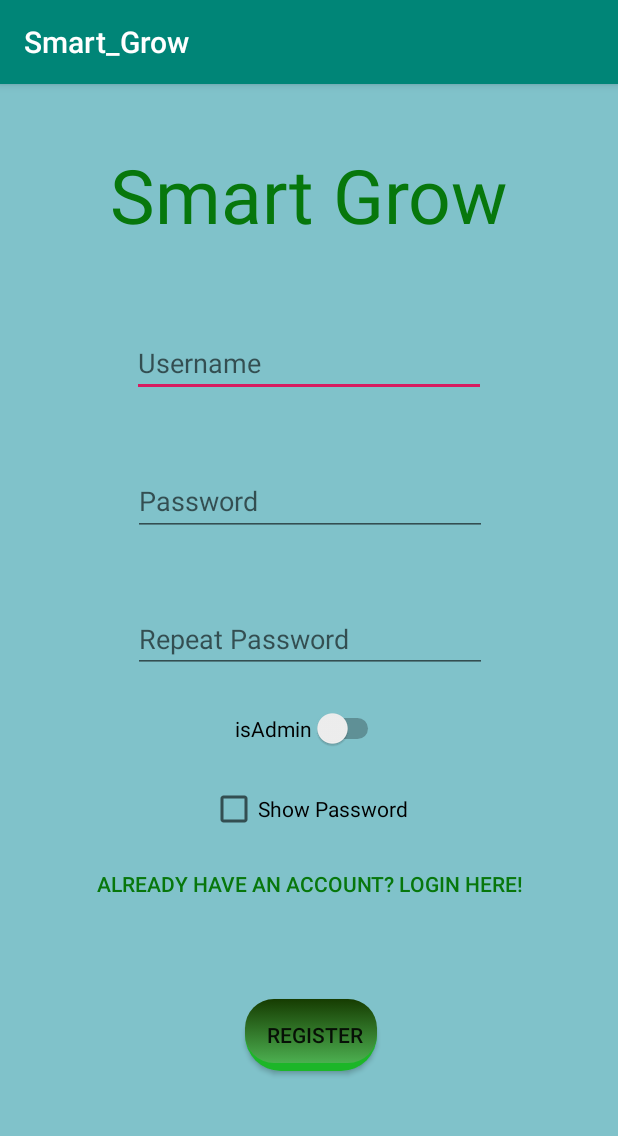
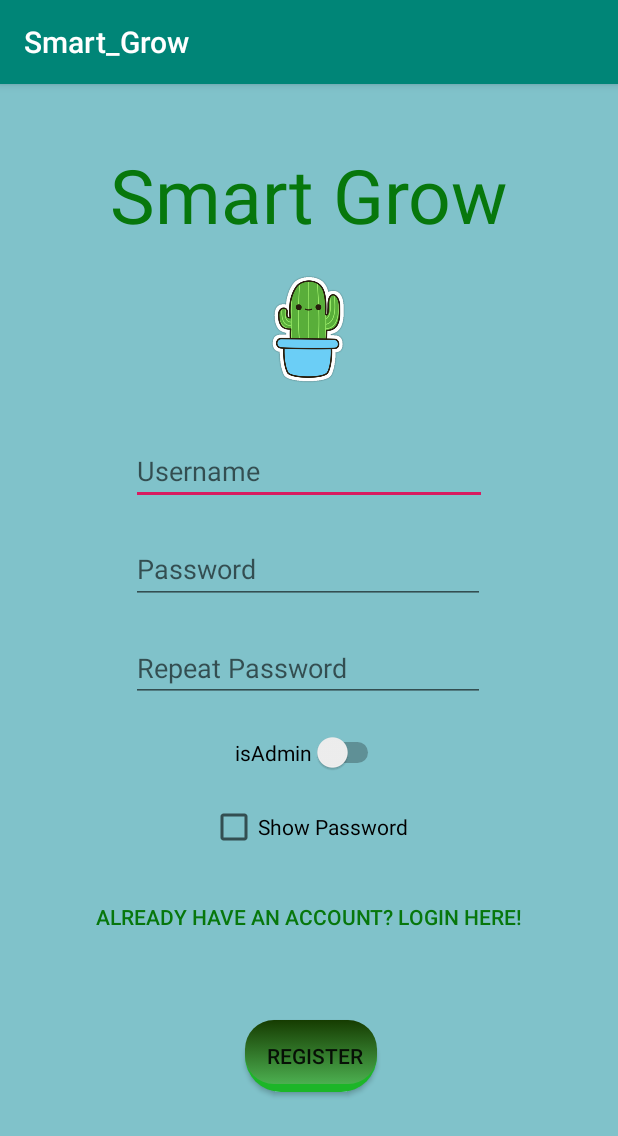
Before and after one commit to jelvs/Smart-Grow-app, an Android app: the RegisterActivity screen opened directly, with no data from a screen before it, on a phone screen of 412 x 824 dp. Shown: the top 1136 px of the screen. Run offline under Robolectric (Android 15) with nearby library versions, the phone set to English and light mode, and no system bars.

Commit message:
Added logo to register activity

```diff
--- a/app/src/main/res/layout/activity_dashboard.xml
+++ b/app/src/main/res/layout/activity_dashboard.xml
@@ -298,7 +298,7 @@
             android:layout_marginEnd="8dp" android:layout_marginRight="8dp" android:layout_marginTop="8dp"
             app:layout_constraintTop_toBottomOf="@+id/divider" android:layout_marginBottom="8dp"
             app:layout_constraintBottom_toBottomOf="parent" app:layout_constraintHorizontal_bias="0.496"
-            app:layout_constraintVertical_bias="0.286"/>
+            app:layout_constraintVertical_bias="0.62"/>
 
 
 </android.support.constraint.ConstraintLayout>
--- a/app/src/main/res/layout/activity_register.xml
+++ b/app/src/main/res/layout/activity_register.xml
@@ -20,18 +20,16 @@
             android:id="@+id/textView"
             android:layout_marginTop="40dp"/>
     <EditText
-            android:layout_width="236dp"
+            android:layout_width="237dp"
             android:layout_height="wrap_content"
             android:inputType="textEmailAddress"
             android:ems="10"
             android:id="@+id/username_field"
-            android:hint="Username" android:layout_marginTop="8dp"
-            app:layout_constraintTop_toBottomOf="@+id/textView" android:layout_marginStart="8dp"
+            android:hint="Username"
+            android:layout_marginTop="36dp"
+            app:layout_constraintTop_toBottomOf="@+id/imageView2" android:layout_marginStart="8dp"
             app:layout_constraintStart_toStartOf="parent" android:layout_marginLeft="8dp" android:layout_marginEnd="8dp"
-            app:layout_constraintEnd_toEndOf="parent" android:layout_marginRight="8dp"
-            android:layout_marginBottom="8dp"
-            app:layout_constraintBottom_toTopOf="@+id/password_field" app:layout_constraintVertical_bias="0.551"
-    />
+            app:layout_constraintEnd_toEndOf="parent" android:layout_marginRight="8dp"/>
     <EditText
             android:layout_width="236dp"
             android:layout_height="46dp"
@@ -41,10 +39,9 @@
             android:hint="Password"
             android:layout_marginStart="8dp"
             app:layout_constraintStart_toStartOf="parent" android:layout_marginLeft="8dp" android:layout_marginEnd="8dp"
-            app:layout_constraintEnd_toEndOf="parent" android:layout_marginRight="8dp" android:layout_marginBottom="8dp"
-            app:layout_constraintBottom_toBottomOf="parent" android:layout_marginTop="8dp"
-            app:layout_constraintTop_toBottomOf="@+id/textView"
-            app:layout_constraintVertical_bias="0.234" app:layout_constraintHorizontal_bias="0.503"/>
+            app:layout_constraintEnd_toEndOf="parent" android:layout_marginRight="8dp"
+            app:layout_constraintHorizontal_bias="0.496" android:layout_marginTop="20dp"
+            app:layout_constraintTop_toBottomOf="@+id/username_field"/>
 
 
     <Button
@@ -52,12 +49,13 @@
             android:layout_width="wrap_content"
             android:layout_height="wrap_content"
             android:background="@drawable/buttoncolor"
-            android:id="@+id/Register" android:layout_marginTop="8dp"
-            app:layout_constraintTop_toBottomOf="@+id/show_hide_password" android:layout_marginBottom="8dp"
+            android:id="@+id/Register"
+            android:layout_marginBottom="60dp"
             app:layout_constraintBottom_toBottomOf="parent" tools:text="Register" android:layout_marginStart="8dp"
             app:layout_constraintStart_toStartOf="parent" android:layout_marginLeft="8dp" android:layout_marginEnd="8dp"
             app:layout_constraintEnd_toEndOf="parent" android:layout_marginRight="8dp"
-            app:layout_constraintHorizontal_bias="0.504"/>
+            app:layout_constraintHorizontal_bias="0.504" android:layout_marginTop="8dp"
+            app:layout_constraintTop_toBottomOf="@+id/login_redirect"/>
     <CheckBox
             android:id="@+id/show_hide_password"
             android:background="@null"
@@ -67,21 +65,19 @@
             app:layout_constraintStart_toStartOf="parent"
             android:layout_marginLeft="8dp" android:layout_marginStart="8dp" app:layout_constraintEnd_toEndOf="parent"
             android:layout_marginEnd="8dp" android:layout_marginRight="8dp"
-            android:layout_marginBottom="8dp"
-            app:layout_constraintBottom_toBottomOf="parent" android:layout_marginTop="8dp"
-            app:layout_constraintTop_toBottomOf="@+id/password_field" app:layout_constraintVertical_bias="0.378"/>
+            android:layout_marginTop="20dp" app:layout_constraintTop_toBottomOf="@+id/isAdmin"/>
     <EditText
             android:layout_width="236dp"
             android:layout_height="wrap_content"
             android:inputType="textPassword"
             android:ems="10"
-            android:id="@+id/password_repeat" android:layout_marginTop="8dp"
+            android:id="@+id/password_repeat" android:layout_marginTop="20dp"
             android:hint="Repeat Password"
-            app:layout_constraintTop_toBottomOf="@+id/password_field" android:layout_marginBottom="8dp"
-            app:layout_constraintBottom_toTopOf="@+id/show_hide_password" android:layout_marginStart="8dp"
+            app:layout_constraintTop_toBottomOf="@+id/password_field"
+            android:layout_marginStart="8dp"
             app:layout_constraintStart_toStartOf="parent" android:layout_marginLeft="8dp" android:layout_marginEnd="8dp"
             app:layout_constraintEnd_toEndOf="parent" android:layout_marginRight="8dp"
-            app:layout_constraintVertical_bias="0.364" app:layout_constraintHorizontal_bias="0.503"/>
+            app:layout_constraintHorizontal_bias="0.496"/>
     <Button
             android:text="Already have an Account? Login Here!"
             android:background="@android:color/transparent"
@@ -91,19 +87,27 @@
             android:id="@+id/login_redirect" app:layout_constraintStart_toStartOf="parent"
             android:layout_marginLeft="8dp"
             android:layout_marginStart="8dp" app:layout_constraintEnd_toEndOf="parent" android:layout_marginEnd="8dp"
-            android:layout_marginRight="8dp" android:layout_marginTop="8dp"
-            app:layout_constraintTop_toBottomOf="@+id/show_hide_password" android:layout_marginBottom="8dp"
-            app:layout_constraintBottom_toTopOf="@+id/Register"
-            app:layout_constraintVertical_bias="0.038"/>
+            android:layout_marginRight="8dp" android:layout_marginTop="20dp"
+            app:layout_constraintTop_toBottomOf="@+id/show_hide_password"
+            app:layout_constraintHorizontal_bias="0.495"/>
     <Switch
             android:text="isAdmin"
             android:layout_width="wrap_content"
             android:layout_height="wrap_content"
-            android:id="@+id/isAdmin" android:layout_marginBottom="8dp"
-            app:layout_constraintBottom_toTopOf="@+id/show_hide_password" android:layout_marginTop="8dp"
+            android:id="@+id/isAdmin"
+            android:layout_marginTop="20dp"
             app:layout_constraintTop_toBottomOf="@+id/password_repeat" app:layout_constraintStart_toStartOf="parent"
             android:layout_marginLeft="8dp" android:layout_marginStart="8dp" app:layout_constraintEnd_toEndOf="parent"
-            android:layout_marginEnd="8dp" android:layout_marginRight="8dp" app:layout_constraintVertical_bias="0.48"/>39dp" android:id="@+id/imageButton"/>
+            android:layout_marginEnd="8dp" android:layout_marginRight="8dp"/>39dp" android:id="@+id/imageButton"/>
+
+    <ImageView
+            android:layout_width="192dp"
+            android:layout_height="72dp" app:srcCompat="@drawable/logo"
+            android:id="@+id/imageView2" android:layout_marginTop="20dp"
+            app:layout_constraintTop_toBottomOf="@+id/textView" app:layout_constraintStart_toStartOf="parent"
+            android:layout_marginLeft="8dp" android:layout_marginStart="8dp" app:layout_constraintEnd_toEndOf="parent"
+            android:layout_marginEnd="8dp" android:layout_marginRight="8dp"
+            app:layout_constraintHorizontal_bias="0.497"/>
 
 
 </android.support.constraint.ConstraintLayout>
```
